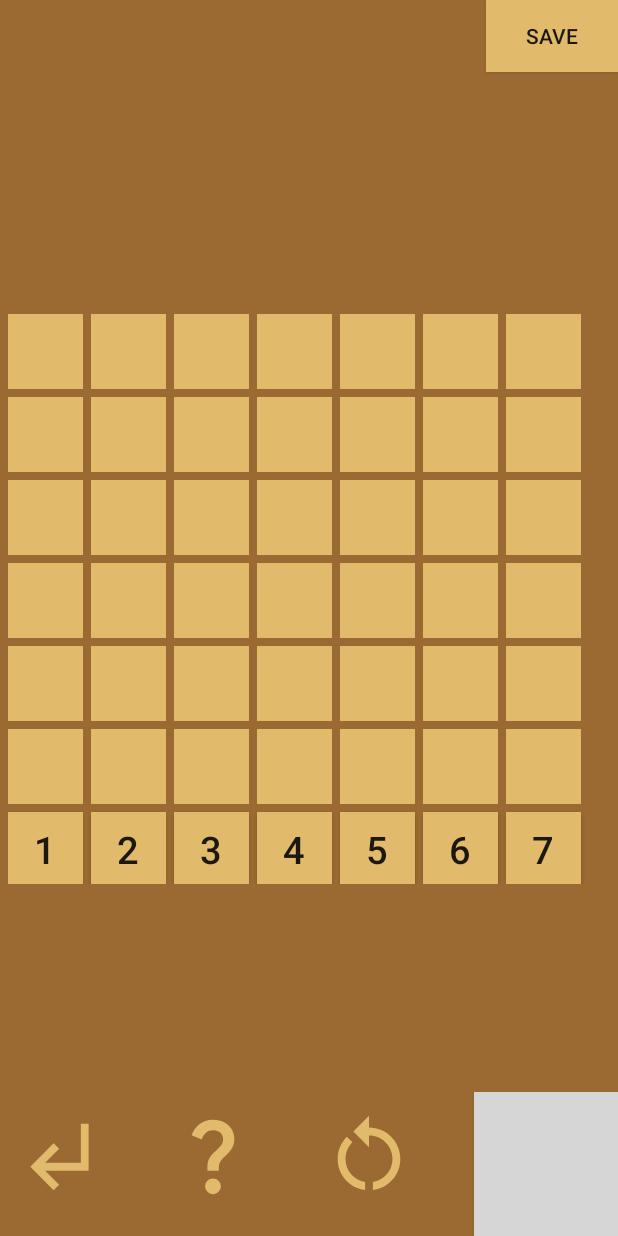
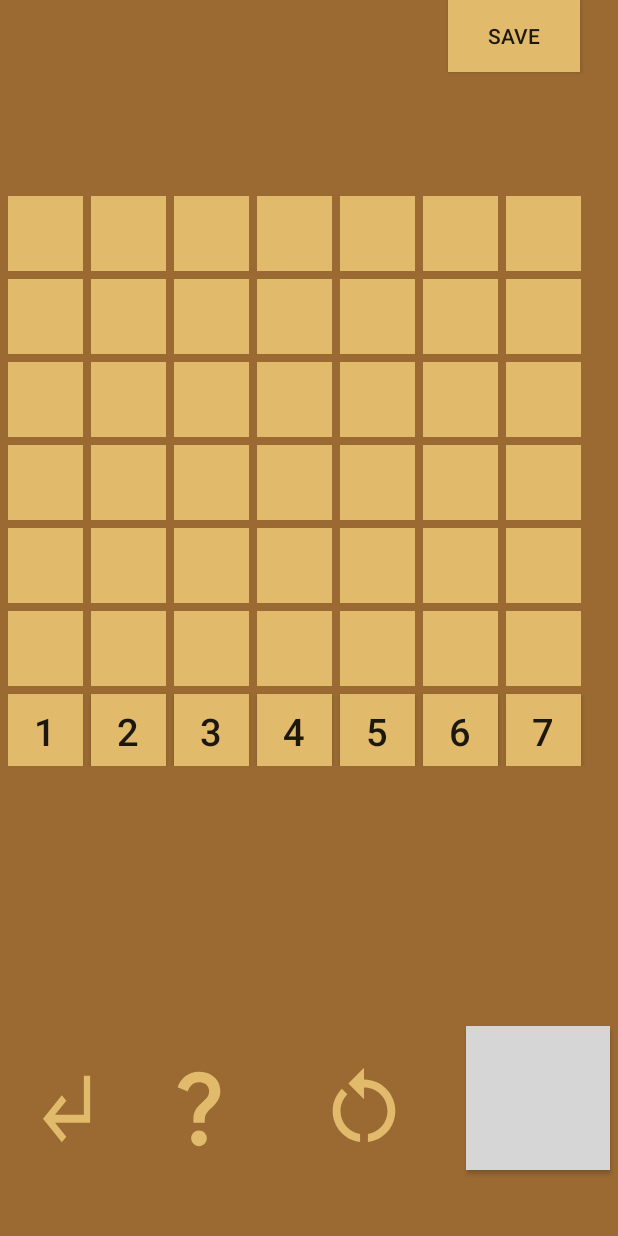
Before and after one commit to Benjamin-Onu/AUCSC220_project8, an Android app built with Jetpack Compose: the layout activity_game_play_ai.xml on its own in the app's theme, with its tools: preview values and no code run, on a phone screen of 412 x 824 dp. Run offline under Robolectric (Android 15) with nearby library versions, the phone set to English and light mode, and no system bars; grey boxes are pictures that could not be loaded.

Commit message:
modified layout type to relative

```diff
--- a/app/src/main/res/layout/activity_game_play_ai.xml
+++ b/app/src/main/res/layout/activity_game_play_ai.xml
@@ -1,5 +1,5 @@
 <?xml version="1.0" encoding="utf-8"?>
-<androidx.constraintlayout.widget.ConstraintLayout xmlns:android="http://schemas.android.com/apk/res/android"
+<RelativeLayout xmlns:android="http://schemas.android.com/apk/res/android"
     xmlns:app="http://schemas.android.com/apk/res-auto"
     xmlns:tools="http://schemas.android.com/tools"
     android:layout_width="match_parent"
@@ -517,8 +517,8 @@
         android:id="@+id/undo"
         android:layout_width="wrap_content"
         android:layout_height="wrap_content"
-        android:layout_marginTop="92dp"
-        android:layout_marginEnd="320dp"
+        android:layout_marginTop="684dp"
+        android:layout_marginEnd="325dp"
         android:background = "@drawable/ic_undo_foreground"
 
         app:layout_constraintBottom_toBottomOf="parent"
@@ -530,9 +530,11 @@
         android:id="@+id/home"
         android:layout_width="wrap_content"
         android:layout_height="wrap_content"
-        android:background = "@drawable/ic_home_foreground"
+        android:background="@drawable/ic_home_foreground"
         android:onClick="backToHomePage"
-
+        android:layout_alignParentEnd="true"
+        android:layout_marginTop="684dp"
+        android:layout_marginEnd="5dp"
         app:layout_constraintBottom_toBottomOf="parent"
         app:layout_constraintEnd_toEndOf="parent"
         app:layout_constraintTop_toBottomOf="@+id/tableLayout"
@@ -542,8 +544,9 @@
         android:id="@+id/instructions"
         android:layout_width="wrap_content"
         android:layout_height="wrap_content"
-        android:layout_marginTop="96dp"
-        android:layout_marginEnd="216dp"
+        android:layout_alignParentEnd="true"
+        android:layout_marginTop="684dp"
+        android:layout_marginEnd="225dp"
         android:background = "@drawable/ic_help_foreground"
         android:onClick="openInstructions"
 
@@ -557,8 +560,9 @@
         android:id="@+id/restart"
         android:layout_width="wrap_content"
         android:layout_height="wrap_content"
-        android:layout_marginTop="84dp"
-        android:layout_marginEnd="112dp"
+        android:layout_alignParentEnd="true"
+        android:layout_marginTop="684dp"
+        android:layout_marginEnd="115dp"
         android:background = "@drawable/ic_restart_foreground"
 
         app:layout_constraintBottom_toBottomOf="parent"
@@ -571,9 +575,10 @@
         android:layout_width="wrap_content"
         android:layout_height="wrap_content"
         android:layout_alignParentEnd="true"
+        android:layout_marginEnd="25dp"
         android:background="@color/buttonColor"
         android:text="SAVE"
         app:layout_constraintEnd_toEndOf="parent" />
 
 
-</androidx.constraintlayout.widget.ConstraintLayout>
+</RelativeLayout>
```
